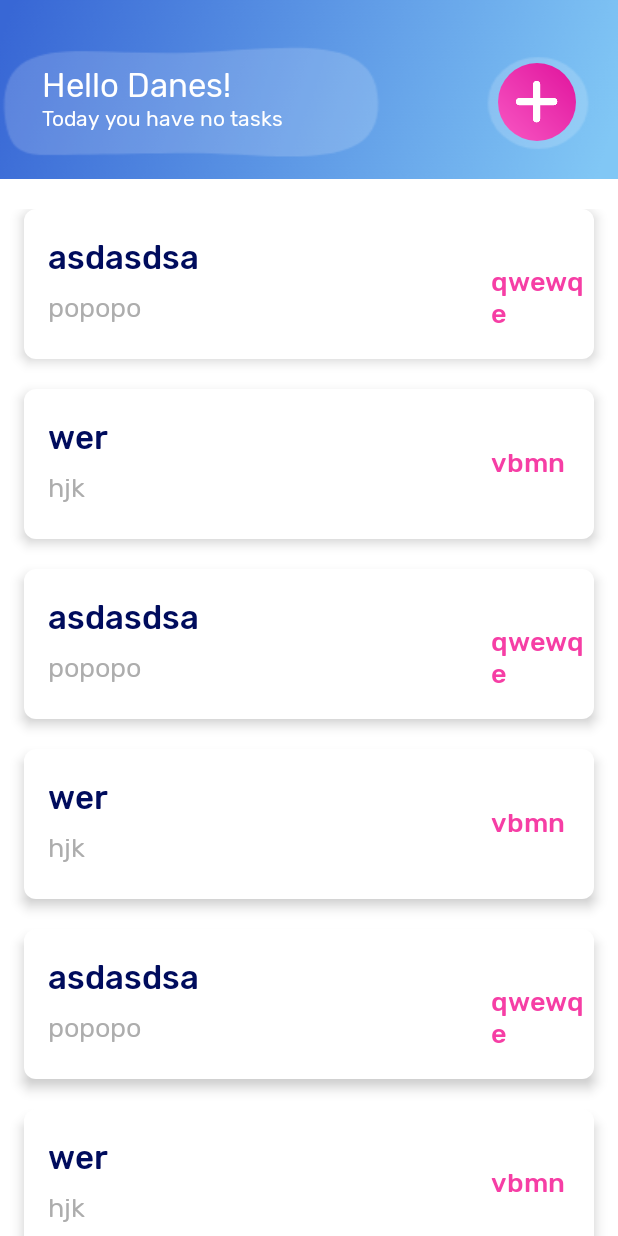
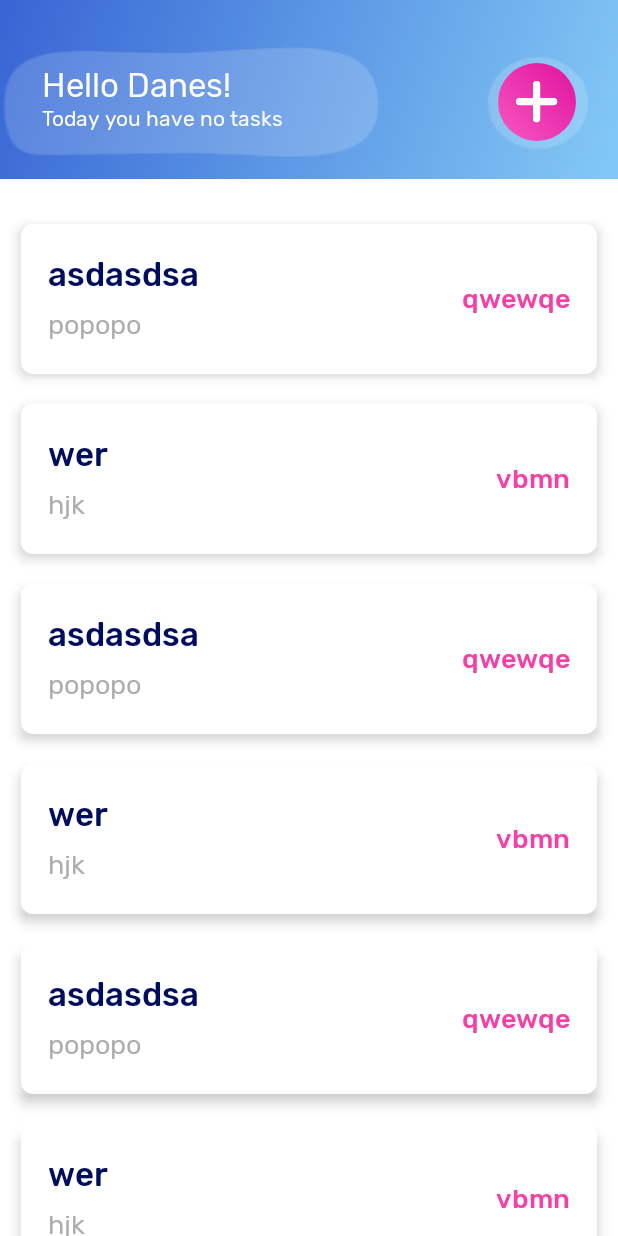
Before and after one commit to danesn/ToDoList-Android-App, an Android app: the screen it shows after launch (MainActivity), on a phone screen of 412 x 824 dp. Run offline under Robolectric (Android 15) with nearby library versions, the phone set to English and light mode, and no system bars.

```diff
--- a/app/src/main/AndroidManifest.xml
+++ b/app/src/main/AndroidManifest.xml
@@ -9,7 +9,8 @@
         android:roundIcon="@mipmap/ic_launcher_round"
         android:supportsRtl="true"
         android:theme="@style/AppTheme">
-        <activity android:name=".NewToDoListActivity"></activity>
+        <activity android:name=".UpdateToDoListActivity"></activity>
+        <activity android:name=".NewToDoListActivity" />
         <activity android:name=".MainActivity">
             <intent-filter>
                 <action android:name="android.intent.action.MAIN" />
--- /dev/null
+++ b/app/src/main/java/com/example/todolistapp/DatabaseHelper.java
@@ -0,0 +1,4 @@
+package com.example.todolistapp;
+
+public class DatabaseHelper {
+}
--- a/app/src/main/res/layout/item.xml
+++ b/app/src/main/res/layout/item.xml
@@ -1,60 +1,67 @@
 <?xml version="1.0" encoding="utf-8"?>
-<LinearLayout
+<RelativeLayout
     xmlns:android="http://schemas.android.com/apk/res/android"
     android:layout_width="match_parent"
     android:layout_height="100dp"
     android:background="@drawable/bgitem"
-    android:orientation="horizontal"
-    android:layout_marginBottom="20dp"
+    android:layout_marginTop="10dp"
+    android:layout_marginBottom="10dp"
     android:elevation="5dp"
-    android:layout_marginRight="16dp"
-    android:layout_marginLeft="16dp">
+    android:layout_marginRight="14dp"
+    android:layout_marginLeft="14dp"
+    android:padding="8dp"
+    android:paddingRight="16dp"
+    android:paddingLeft="16dp">
 
-    <LinearLayout
-        android:layout_marginLeft="16dp"
-        android:layout_width="220dp"
-        android:layout_height="match_parent"
-        android:orientation="vertical">
+    <RelativeLayout
+        android:layout_marginLeft="10dp"
+        android:layout_centerVertical="true"
+        android:layout_width="wrap_content"
+        android:layout_height="wrap_content">
 
         <TextView
             android:id="@+id/titleToDoList"
-            android:layout_marginTop="19dp"
             android:layout_width="wrap_content"
             android:layout_height="wrap_content"
             android:fontFamily="@font/rubikmedium"
-            android:text="Title"
+            android:text="Title asdasdasdasdasdsdadasdasd"
+            android:singleLine="true"
+            android:maxWidth="220dp"
+            android:ellipsize="end"
             android:textSize="22sp"
             android:textColor="#000C5D"/>
 
         <TextView
             android:id="@+id/descToDoList"
+            android:layout_below="@id/titleToDoList"
             android:layout_marginTop="8dp"
             android:layout_width="wrap_content"
             android:layout_height="wrap_content"
             android:fontFamily="@font/rubikregular"
-            android:text="Detail"
+            android:singleLine="true"
+            android:maxWidth="250dp"
+            android:ellipsize="end"
+            android:text="Detail asdsadasdasdasdadadd"
             android:textSize="18sp"
             android:textColor="#ADADAD"/>
 
-    </LinearLayout>
 
-    <LinearLayout
-        android:layout_marginTop="30dp"
-        android:layout_marginLeft="75dp"
-        android:layout_width="wrap_content"
-        android:layout_height="wrap_content"
-        android:orientation="horizontal">
+    </RelativeLayout>
+
 
     <TextView
+        android:layout_marginRight="10dp"
+        android:gravity="right"
+        android:layout_centerVertical="true"
+        android:layout_alignParentRight="true"
         android:id="@+id/dateToDoList"
-            android:layout_marginTop="8dp"
-            android:layout_width="wrap_content"
+        android:layout_width="100dp"
         android:layout_height="wrap_content"
         android:fontFamily="@font/rubikmedium"
-            android:text="Date"
+        android:singleLine="true"
+        android:ellipsize="end"
+        android:text="date asdasdsadsaasdasd"
         android:textSize="18sp"
         android:textColor="#F63EA5"/>
 
-    </LinearLayout>
-
-</LinearLayout>
+</RelativeLayout>
--- a/app/src/main/res/values/colors.xml
+++ b/app/src/main/res/values/colors.xml
@@ -2,7 +2,7 @@
 <resources>
     <color name="colorPrimary">#6200EE</color>
     <color name="colorPrimaryDark">#3867D5</color>
-    <color name="colorAccent">#03DAC5</color>
+    <color name="colorAccent">#F63EA5</color>
     <color name="white">#FFFFFF</color>
     <color name="black">#404040</color>
     <color name="blackChild">#373737</color>
```
Also changed, not shown: app/src/main/java/com/example/todolistapp/UpdateToDoListActivity.java (added, +14 -0 lines), app/src/main/res/layout/activity_update_to_do_list.xml (added, +145 -0 lines). Lines whose indentation alone changed are shown as unchanged.
